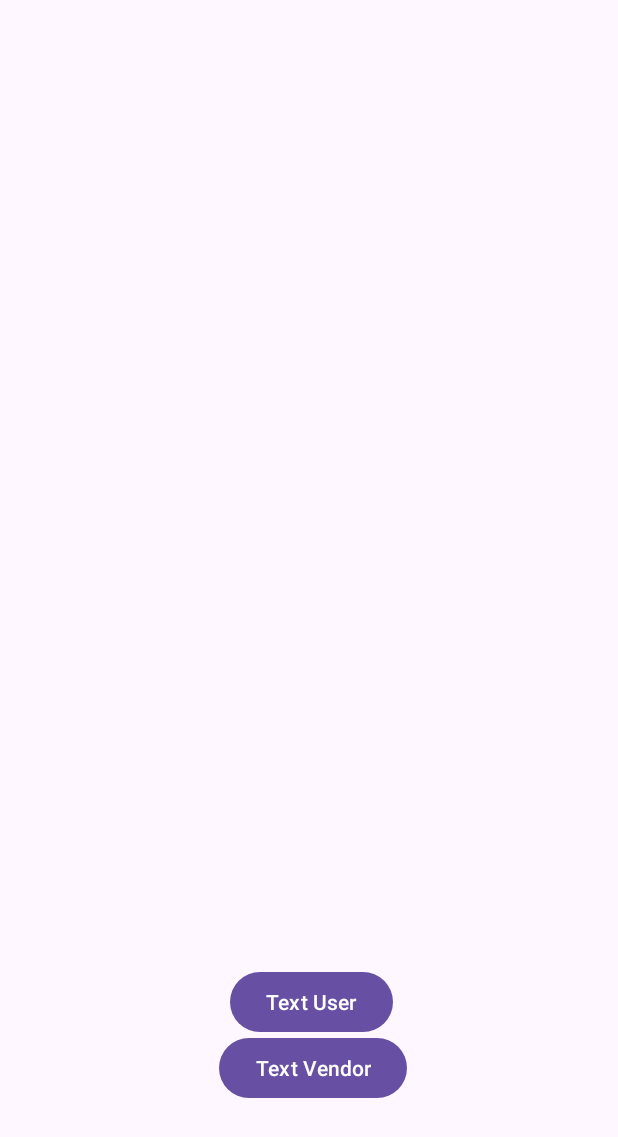
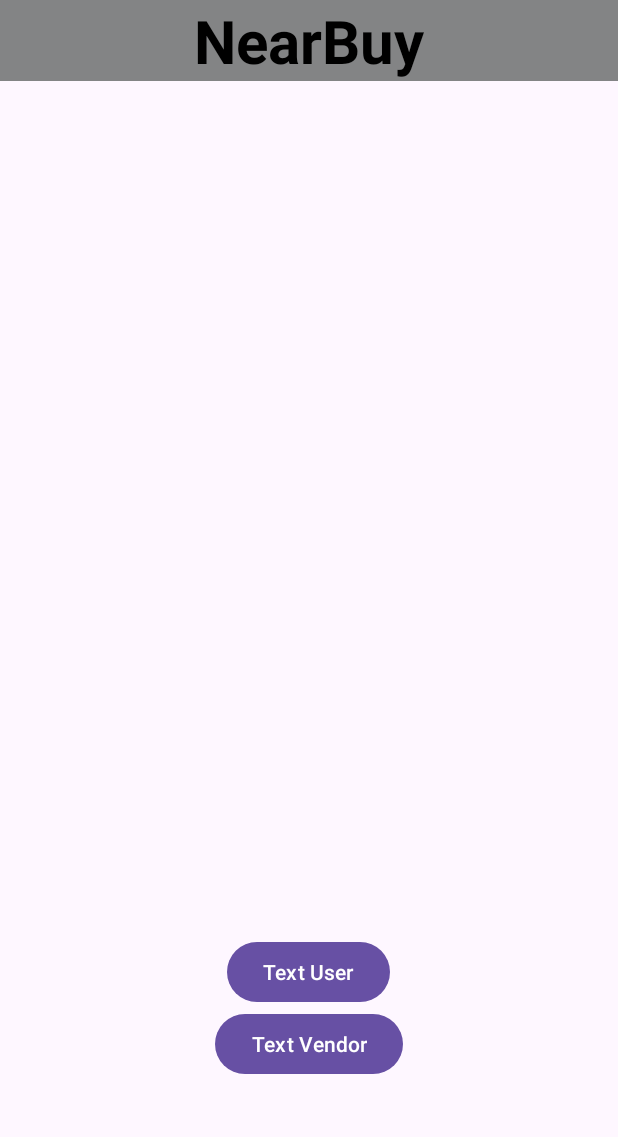
Before and after one commit to IsThisApple/MAD24_PO4_Team3, an Android app: the layout activity_main.xml on its own in the app's theme, with its tools: preview values and no code run, on a phone screen of 412 x 824 dp. Shown: the top 1137 px of the screen. Run offline under Robolectric (Android 15) with nearby library versions, the phone set to English and light mode, and no system bars.

Commit message:
updated product recycler screen and fix issue where buttons were on top of the recyclerview

```diff
--- a/app/src/main/res/layout/activity_main.xml
+++ b/app/src/main/res/layout/activity_main.xml
@@ -8,37 +8,45 @@
     android:layout_height="match_parent"
     tools:context=".MainActivity">
 
+    <TextView
+        android:id="@+id/title"
+        android:layout_width="match_parent"
+        android:layout_height="wrap_content"
+        android:background="#838485"
+        android:text="NearBuy"
+        android:textAlignment="center"
+        android:textStyle="bold"
+        android:textSize="40dp"
+        android:textColor="@color/black">
+    </TextView>
+
     <androidx.recyclerview.widget.RecyclerView
         android:id="@+id/productsrecyclerview"
         android:layout_width="match_parent"
-        android:layout_height="wrap_content"
-        android:layout_marginTop="16dp"
+        android:layout_height="550dp"
+        android:layout_below="@id/title"
         app:layout_constraintEnd_toEndOf="parent"
         app:layout_constraintHorizontal_bias="1.0"
         app:layout_constraintStart_toStartOf="parent"
         app:layout_constraintTop_toTopOf="parent" />
 
     <Button
+        android:id="@+id/vendorMessageButton"
+        android:layout_width="wrap_content"
+        android:layout_height="wrap_content"
+        android:layout_below="@id/productsrecyclerview"
+        android:layout_centerHorizontal="true"
+        android:layout_marginTop="20dp"
+        android:text="Text User" />
+
+    <Button
         android:id="@+id/messageButton"
         android:layout_width="wrap_content"
         android:layout_height="wrap_content"
-        android:layout_alignParentEnd="true"
-        android:layout_alignParentBottom="true"
-        android:layout_marginEnd="140.5dp"
-        android:layout_marginBottom="88dp"
+        android:layout_below="@id/vendorMessageButton"
+        android:layout_centerHorizontal="true"
         android:text="Text Vendor" />
 
-    <Button
-        android:id="@+id/vendorMessageButton"
-        android:layout_width="wrap_content"
-        android:layout_height="wrap_content"
-        android:layout_below="@id/messageButton"
-        android:layout_alignParentEnd="true"
-        android:layout_alignParentRight="true"
-        android:layout_marginTop="-180dp"
-        android:layout_marginEnd="150dp"
-        android:layout_marginRight="137dp"
-        android:text="Text User" />
 
 
 </RelativeLayout>
```
